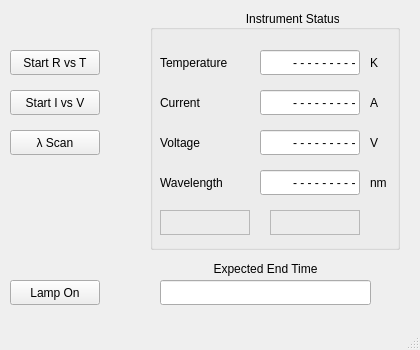
Before: the Qt Designer form mainwindow.ui in Qt-Widgets/conductivity, drawn with Qt 5.
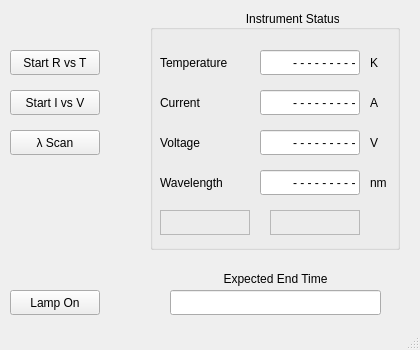
After: the same form once the commit is applied. Icons and pictures are not drawn.

Commit message: Added a Logo Button

Patch:
```diff
--- a/mainwindow.ui
+++ b/mainwindow.ui
@@ -280,8 +280,8 @@
    <widget class="QLineEdit" name="endTimeEdit">
     <property name="geometry">
      <rect>
-      <x>160</x>
-      <y>280</y>
+      <x>170</x>
+      <y>290</y>
       <width>211</width>
       <height>25</height>
      </rect>
@@ -296,8 +296,8 @@
    <widget class="QLabel" name="labelMeasureTime">
     <property name="geometry">
      <rect>
-      <x>160</x>
-      <y>260</y>
+      <x>170</x>
+      <y>270</y>
       <width>211</width>
       <height>17</height>
      </rect>
@@ -313,7 +313,7 @@
     <property name="geometry">
      <rect>
       <x>10</x>
-      <y>280</y>
+      <y>290</y>
       <width>90</width>
       <height>25</height>
      </rect>
```
Left out of the diff: 31 changed lines with no effect on the pictures. The commit also changes 1 other file.
